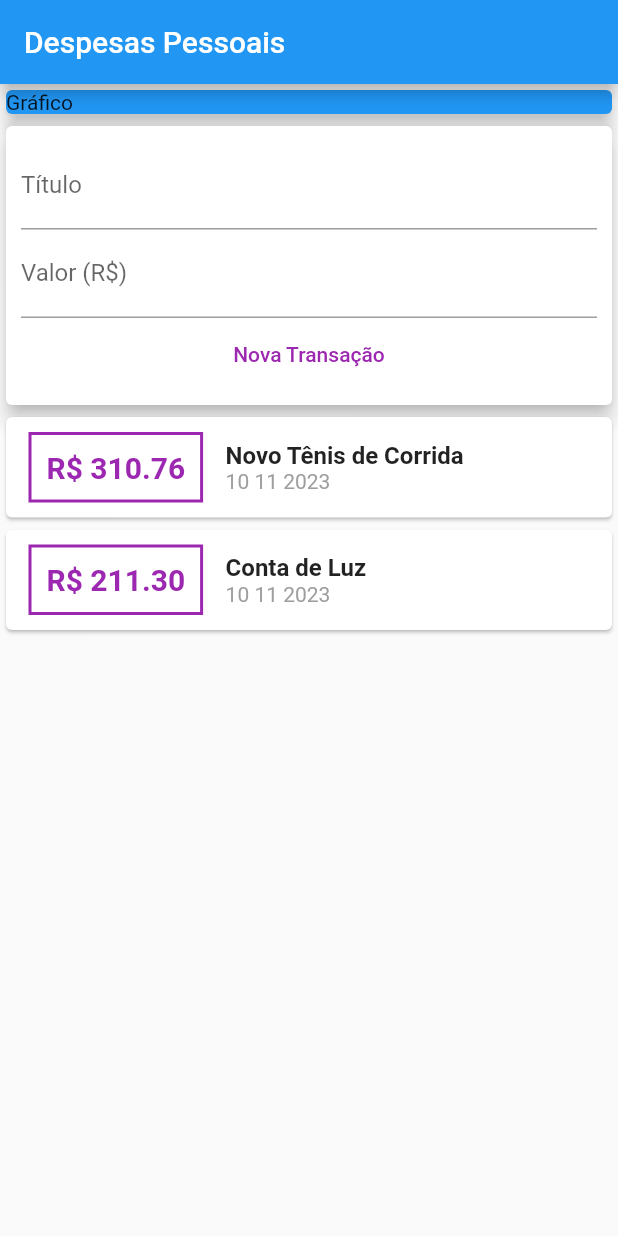
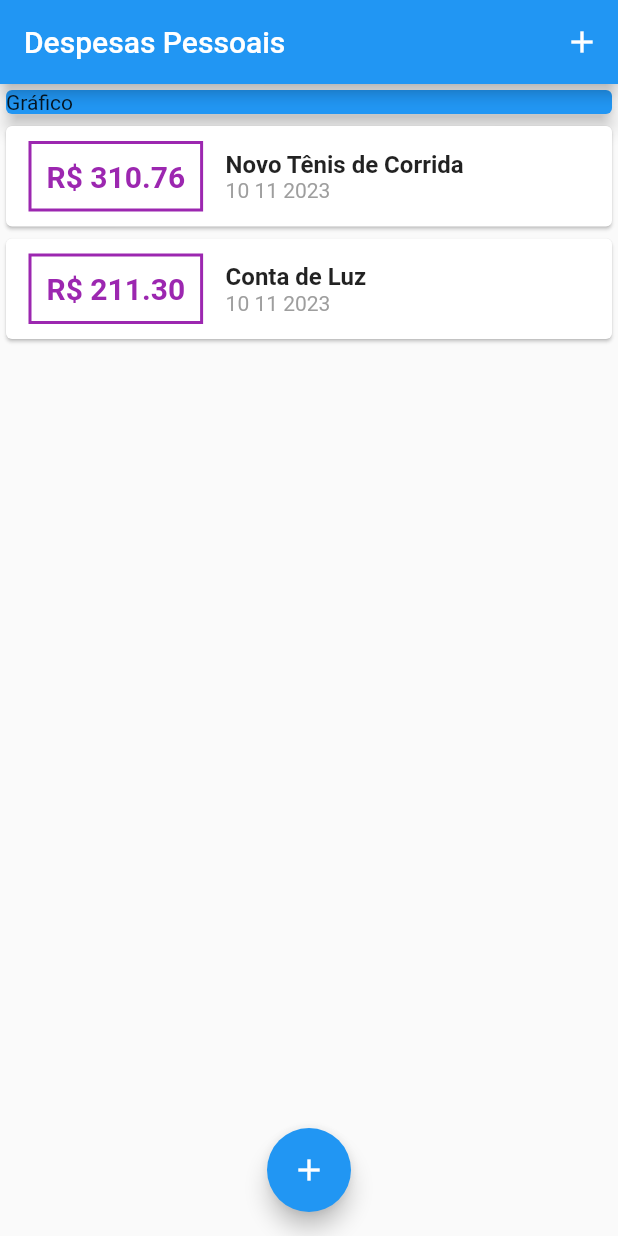
Before and after one commit to heitorleonny/expenses, a Flutter app: the screen it shows after launch, on a phone screen of 412 x 824 dp. Run offline on Flutter 3.47's test engine with Material 2 defaults, Android fonts, the phone set to English and light mode, and no system bars.

Commit message:
add button that opens a modal with the form

```diff
--- a/lib/components/transaction_user.dart
+++ /dev/null
@@ -1,58 +0,0 @@
-import 'dart:math';
-
-import 'package:expenses/components/transaction_form.dart';
-import 'package:expenses/components/transaction_list.dart';
-import 'package:flutter/material.dart';
-
-import '../models/transaction.dart';
-
-class TransactionUser extends StatefulWidget {
-
-
-  @override
-  State<TransactionUser> createState() => _TransactionUserState();
-}
-
-class _TransactionUserState extends State<TransactionUser> {
-
-   final _transactions = [
-    Transaction(
-      id: 't1',
-      title: 'Novo Tênis de Corrida',
-      value: 310.76,
-      date: DateTime.now(),
-    ),
-    Transaction(
-      id: 't2',
-      title: 'Conta de Luz',
-      value: 211.30,
-      date: DateTime.now(),
-    ),
-  ];
-
-
-  _addTransaction(String title, double value){
-    final newTransaction = Transaction(
-      id: Random().nextDouble().toString(),
-      title: title,
-      value: value,
-      date: DateTime.now(),
-      );
-
-    setState(() {
-      _transactions.add(newTransaction);
-    });
-
-  }
-
-
-  @override
-  Widget build(BuildContext context) {
-    return Column(
-      children: <Widget>[
-        TransactionForm(_addTransaction),
-        TransactionList(_transactions),
-      ],
-    );
-  }
-}
--- a/lib/main.dart
+++ b/lib/main.dart
@@ -1,6 +1,8 @@
-import 'package:expenses/components/transaction_user.dart';
+import 'package:expenses/components/transaction_form.dart';
+import 'package:expenses/components/transaction_list.dart';
 import 'package:flutter/material.dart';
-
+import 'dart:math';
+import 'models/transaction.dart';
 
 main() => runApp(ExpensesApp());
 
@@ -16,18 +18,69 @@ class ExpensesApp extends StatelessWidget {
 }
 
 
-class MyHomePage extends StatelessWidget {
-
+class MyHomePage extends StatefulWidget {
 
 
 
 
 
   @override
+  State<MyHomePage> createState() => _MyHomePageState();
+}
+
+class _MyHomePageState extends State<MyHomePage> {
+  final _transactions = [
+    Transaction(
+      id: 't1',
+      title: 'Novo Tênis de Corrida',
+      value: 310.76,
+      date: DateTime.now(),
+    ),
+    Transaction(
+      id: 't2',
+      title: 'Conta de Luz',
+      value: 211.30,
+      date: DateTime.now(),
+    ),
+  ];
+
+   _addTransaction(String title, double value){
+    final newTransaction = Transaction(
+      id: Random().nextDouble().toString(),
+      title: title,
+      value: value,
+      date: DateTime.now(),
+      );
+
+    setState(() {
+      _transactions.add(newTransaction);
+    });
+
+
+    Navigator.of(context).pop();
+  }
+
+  _openTransactionFormModal(BuildContext context){
+    showModalBottomSheet(
+      context: context,
+      builder: (_){
+        return TransactionForm(_addTransaction);
+      }
+      );
+  }
+
+  @override
   Widget build(BuildContext context) {
     return Scaffold(
       appBar: AppBar(
         title: Text('Despesas Pessoais'),
+        actions: <Widget>[
+          IconButton(
+          onPressed: () => _openTransactionFormModal(context),
+          icon: Icon(Icons.add),
+
+          )
+        ],
       ),
       body: SingleChildScrollView(
         child: Column(
@@ -40,9 +93,15 @@ class MyHomePage extends StatelessWidget {
                 elevation: 5,
               ),
             ),
-            TransactionUser(),
-          ],),
-      )
+            TransactionList(_transactions),
+          ],
+        ),
+      ),
+      floatingActionButton: FloatingActionButton(
+        onPressed: () => _openTransactionFormModal(context),
+        child: Icon(Icons.add),
+      ),
+      floatingActionButtonLocation: FloatingActionButtonLocation.centerFloat,
     );
   }
 }
```
Also changed, not shown: lib/components/transaction_form.dart (+11 -5 lines).
